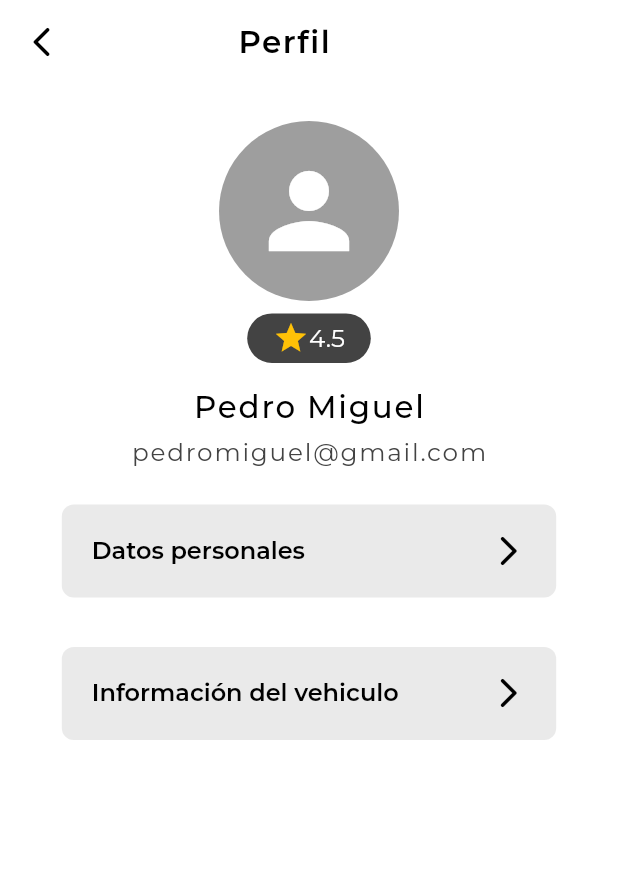
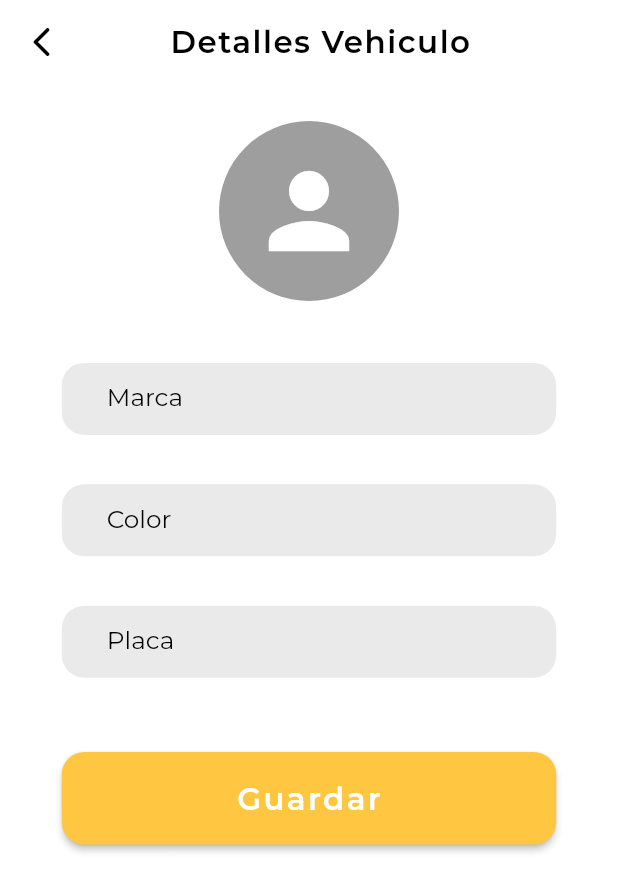
Before and after one commit to jrdeavila/Move, a Flutter app: the Profiles screen opened directly, after a tap on "Información del vehiculo", on a phone screen of 412 x 824 dp. Shown: the top 892 px of the screen. Run offline on Flutter 3.47's test engine with Material 2 defaults, Android fonts, the phone set to English and light mode, and no system bars; our stand-ins replace animate_do, cloud_firestore, firebase_auth, firebase_core, get, get_it and 4 more; accounts and stored records are empty; statements that could not run were skipped.

Commit message:
details car

```diff
--- /dev/null
+++ b/move_app/lib/src/presentation/pages/profile/details_car.dart
@@ -0,0 +1,96 @@
+import 'profile.dart';
+
+class DetailsCar extends StatefulWidget {
+  const DetailsCar({super.key});
+
+  @override
+  State<DetailsCar> createState() => _DetailsCarState();
+}
+
+class _DetailsCarState extends State<DetailsCar> {
+  TextEditingController controllerCarBrand = TextEditingController();
+  TextEditingController controllerCarColor = TextEditingController();
+  TextEditingController controllerLicense = TextEditingController();
+  @override
+  Widget build(BuildContext context) {
+    return Scaffold(
+      backgroundColor: Colors.white,
+      appBar: AppBar(
+        leading: IconButton(
+          onPressed: () {
+            Get.offAll(() => const Profiles());
+          },
+          icon: const Icon(Icons.arrow_back_ios_rounded, color: Colors.black),
+        ),
+        backgroundColor: Colors.transparent,
+        elevation: 0,
+        title: Padding(
+          padding: EdgeInsets.only(left: Dimensions.screenWidth * 0.1),
+          child: Text('Detalles Vehiculo',
+              style: GoogleFonts.montserrat(
+                color: Colors.black,
+                fontSize: Dimensions.screenWidth * 0.05,
+                fontWeight: FontWeight.w600,
+                letterSpacing: 1,
+              )),
+        ),
+      ),
+      body: SingleChildScrollView(
+        child: Padding(
+          padding: EdgeInsets.symmetric(
+              horizontal: Dimensions.width10,
+              vertical: Dimensions.screenHeight * 0.03),
+          child: Center(
+            child: Column(
+              crossAxisAlignment: CrossAxisAlignment.center,
+              children: [
+                Container(
+                  width: 120,
+                  height: 120,
+                  decoration: const BoxDecoration(
+                    shape: BoxShape.circle,
+                    color: Colors.grey,
+                  ),
+                  child: const Icon(
+                    Icons.person,
+                    size: 80,
+                    color: Colors.white,
+                  ),
+                ),
+                SizedBox(
+                  height: Dimensions.screenHeight * 0.03,
+                ),
+                InputClassic(
+                  labelText: 'Marca',
+                  controller: controllerCarBrand,
+                  isPassword: false,
+                  isNumericKeyboard: false,
+                ),
+                InputClassic(
+                  labelText: 'Color',
+                  controller: controllerCarColor,
+                  isPassword: false,
+                  isNumericKeyboard: false,
+                ),
+                InputClassic(
+                  labelText: 'Placa',
+                  controller: controllerLicense,
+                  isPassword: false,
+                  isNumericKeyboard: true,
+                ),
+                SizedBox(
+                  height: Dimensions.screenHeight * 0.04,
+                ),
+                ButtonClassic(
+                  text: "Guardar",
+                  onPressed: () {},
+                  color: const Color.fromRGBO(255, 198, 65, 1),
+                ),
+              ],
+            ),
+          ),
+        ),
+      ),
+    );
+  }
+}
--- a/move_app/lib/src/presentation/pages/profile/profile.dart
+++ b/move_app/lib/src/presentation/pages/profile/profile.dart
@@ -1,3 +1,4 @@
 export 'details.dart';
 export 'profiles.dart';
 export 'package:move_app/lib.dart';
+export 'package:move_app/src/presentation/pages/profile/details_car.dart';
--- a/move_app/lib/src/presentation/pages/profile/profiles.dart
+++ b/move_app/lib/src/presentation/pages/profile/profiles.dart
@@ -113,7 +113,9 @@ class _ProfilesState extends State<Profiles> {
               CustomButton(
                   text: 'Información del vehiculo',
                   icon: Icons.arrow_forward_ios_rounded,
-                  onPressed: () {})
+                  onPressed: () {
+                    Get.offAll(() => const DetailsCar());
+                  })
             ],
           ),
         ),
```
